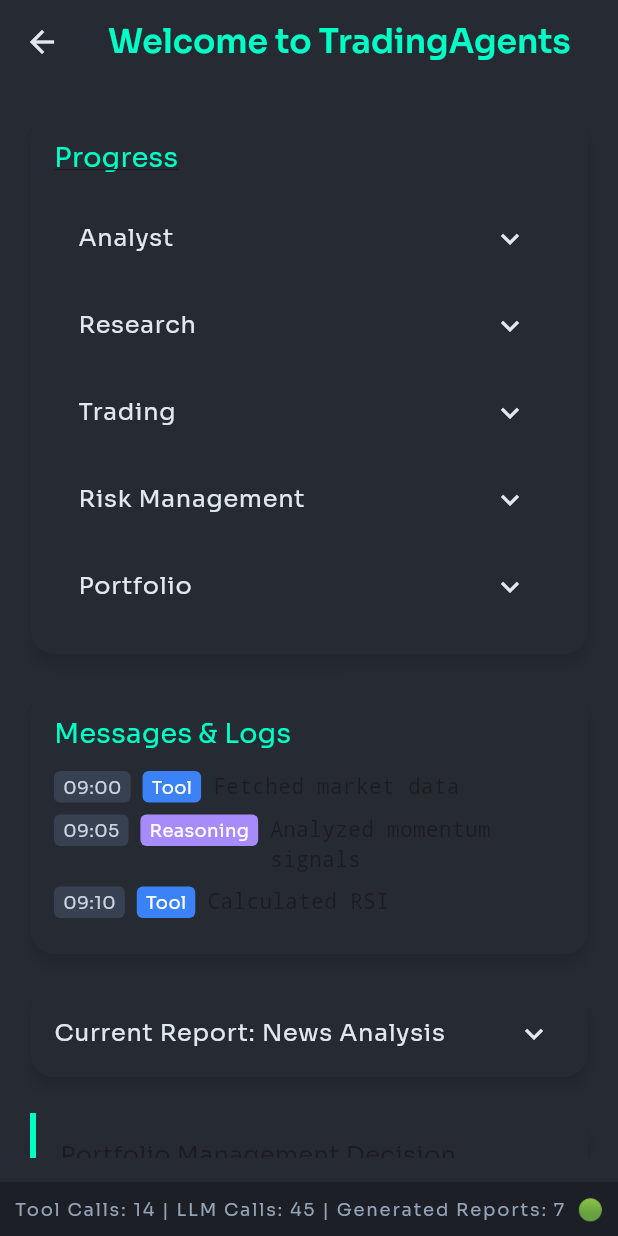
After one commit to amritrajpaul/LetAgents_DYOR, a Flutter app: the DashboardScreen screen opened by its route, on a phone screen of 412 x 824 dp. The commit adds this screen. Run offline on Flutter 3.47's test engine with Material 3 defaults, Android fonts, the phone set to English and light mode, and no system bars; our stand-ins replace google_fonts, shared_preferences; accounts and stored records are empty.

Commit message:
Add Material 3 dashboard screen

```diff
--- /dev/null
+++ b/mobile/lib/dashboard_screen.dart
@@ -0,0 +1,345 @@
+import 'package:flutter/material.dart';
+import 'package:google_fonts/google_fonts.dart';
+
+class DashboardScreen extends StatelessWidget {
+  DashboardScreen({super.key});
+
+  final Map<String, List<Map<String, String>>> _teams = {
+    'Analyst': [
+      {'agent': 'Alice', 'role': 'Lead', 'status': 'Completed'},
+      {'agent': 'Bob', 'role': 'Analyst', 'status': 'In Progress'},
+    ],
+    'Research': [
+      {'agent': 'Eve', 'role': 'Lead', 'status': 'Pending'},
+    ],
+    'Trading': [
+      {'agent': 'Charlie', 'role': 'Trader', 'status': 'Completed'},
+    ],
+    'Risk Management': [
+      {'agent': 'Dave', 'role': 'Manager', 'status': 'In Progress'},
+    ],
+    'Portfolio': [
+      {'agent': 'Mallory', 'role': 'Advisor', 'status': 'Pending'},
+    ],
+  };
+
+  final List<Map<String, String>> _logs = [
+    {
+      'time': '09:00',
+      'type': 'Tool',
+      'content': 'Fetched market data'
+    },
+    {
+      'time': '09:05',
+      'type': 'Reasoning',
+      'content': 'Analyzed momentum signals'
+    },
+    {
+      'time': '09:10',
+      'type': 'Tool',
+      'content': 'Calculated RSI'
+    },
+  ];
+
+  Color _statusColor(String status) {
+    switch (status) {
+      case 'Completed':
+        return const Color(0xFF5DFF8D);
+      case 'In Progress':
+        return const Color(0xFFF6C945);
+      default:
+        return const Color(0xFF9CA3AF);
+    }
+  }
+
+  Widget _buildStatusChip(String status) {
+    return Container(
+      padding: const EdgeInsets.symmetric(horizontal: 8, vertical: 4),
+      decoration: BoxDecoration(
+        color: _statusColor(status),
+        borderRadius: BorderRadius.circular(8),
+      ),
+      child: Text(
+        status,
+        style: const TextStyle(color: Colors.black, fontSize: 12),
+      ),
+    );
+  }
+
+  @override
+  Widget build(BuildContext context) {
+    final isWide = MediaQuery.of(context).size.width >= 600;
+    final progress = _buildProgress();
+    final messages = _buildMessages();
+    final report = _buildReport();
+    final decision = _buildDecision();
+    return Scaffold(
+      appBar: AppBar(
+        title: Text(
+          'Welcome to TradingAgents',
+          style: GoogleFonts.sora(
+            fontWeight: FontWeight.w600,
+            color: Theme.of(context).colorScheme.primary,
+          ),
+        ),
+        backgroundColor:
+            Theme.of(context).colorScheme.surface.withOpacity(0.3),
+        elevation: 0,
+      ),
+      body: Padding(
+        padding: const EdgeInsets.all(16),
+        child: LayoutBuilder(
+          builder: (context, constraints) {
+            if (constraints.maxWidth >= 600) {
+              return Row(
+                crossAxisAlignment: CrossAxisAlignment.start,
+                children: [
+                  Expanded(
+                    child: ListView(
+                      children: [progress, const SizedBox(height: 16), report, const SizedBox(height:16), decision],
+                    ),
+                  ),
+                  const SizedBox(width: 16),
+                  Expanded(child: messages),
+                ],
+              );
+            } else {
+              return ListView(
+                children: [
+                  progress,
+                  const SizedBox(height: 16),
+                  messages,
+                  const SizedBox(height: 16),
+                  report,
+                  const SizedBox(height: 16),
+                  decision,
+                ],
+              );
+            }
+          },
+        ),
+      ),
+      bottomNavigationBar: _buildFooter(),
+    );
+  }
+
+  Widget _buildProgress() {
+    return Card(
+      child: Padding(
+        padding: const EdgeInsets.all(16),
+        child: Column(
+          crossAxisAlignment: CrossAxisAlignment.start,
+          children: [
+            Text(
+              'Progress',
+              style: GoogleFonts.sora(
+                color: const Color(0xFF00FFC6),
+                fontSize: 18,
+                decoration: TextDecoration.underline,
+              ),
+            ),
+            const SizedBox(height: 12),
+            ..._teams.entries.map(
+              (e) => ExpansionTile(
+                title: Text(e.key),
+                children: e.value
+                    .map(
+                      (m) => ListTile(
+                        title: Text(m['agent']!),
+                        subtitle: Text(m['role']!),
+                        trailing: _buildStatusChip(m['status']!),
+                      ),
+                    )
+                    .toList(),
+              ),
+            ),
+          ],
+        ),
+      ),
+    );
+  }
+
+  Widget _buildMessages() {
+    return Card(
+      child: Padding(
+        padding: const EdgeInsets.all(16),
+        child: Column(
+          crossAxisAlignment: CrossAxisAlignment.start,
+          children: [
+            Text(
+              'Messages & Logs',
+              style: GoogleFonts.sora(
+                color: const Color(0xFF00FFC6),
+                fontSize: 18,
+              ),
+            ),
+            const SizedBox(height: 12),
+            ..._logs.map((log) {
+              final typeColor = log['type'] == 'Tool'
+                  ? const Color(0xFF3B82F6)
+                  : const Color(0xFFA78BFA);
+              return Padding(
+                padding: const EdgeInsets.only(bottom: 8),
+                child: Row(
+                  crossAxisAlignment: CrossAxisAlignment.start,
+                  children: [
+                    Container(
+                      padding:
+                          const EdgeInsets.symmetric(horizontal: 6, vertical: 2),
+                      decoration: BoxDecoration(
+                        color: const Color(0xFF374151),
+                        borderRadius: BorderRadius.circular(4),
+                      ),
+                      child: Text(log['time']!,
+                          style: const TextStyle(fontSize: 12, color: Color(0xFFCBD5E1))),
+                    ),
+                    const SizedBox(width: 8),
+                    Container(
+                      padding:
+                          const EdgeInsets.symmetric(horizontal: 6, vertical: 2),
+                      decoration: BoxDecoration(
+                        color: typeColor,
+                        borderRadius: BorderRadius.circular(4),
+                      ),
+                      child: Text(log['type']!,
+                          style: const TextStyle(fontSize: 12, color: Colors.white)),
+                    ),
+                    const SizedBox(width: 8),
+                    Expanded(
+                      child: Text(
+                        log['content']!,
+                        style: const TextStyle(fontFamily: 'monospace'),
+                      ),
+                    ),
+                  ],
+                ),
+              );
+            }),
+          ],
+        ),
+      ),
+    );
+  }
+
+  Widget _buildReport() {
+    return Card(
+      child: ExpansionTile(
+        title: const Text('Current Report: News Analysis'),
+        childrenPadding: const EdgeInsets.all(16),
+        children: [
+          _reportSection('🧠 Macro Environment', [
+            'Interest rates remain steady',
+            'Inflation expectations cooling'
+          ]),
+          const SizedBox(height: 8),
+          _reportSection('🌍 Global Stock Performance', [
+            'Asian markets mixed',
+            'US futures trending up'
+          ]),
+          const SizedBox(height: 8),
+          _reportSection('⚠️ Trade & Geopolitics', [
+            'New tariffs announced',
+            'Ongoing supply chain issues'
+          ]),
+          const SizedBox(height: 8),
+          _reportSection('📈 Sector-Specific View', [
+            'Tech showing resilience',
+            'Energy pulling back'
+          ]),
+          const SizedBox(height: 8),
+          _reportSection('🧩 Summary', [
+            'Overall outlook cautious',
+          ]),
+        ],
+      ),
+    );
+  }
+
+  Widget _reportSection(String title, List<String> items) {
+    return Column(
+      crossAxisAlignment: CrossAxisAlignment.start,
+      children: [
+        Text(
+          title,
+          style: const TextStyle(
+            fontWeight: FontWeight.w600,
+            color: Color(0xFF00FFC6),
+          ),
+        ),
+        const SizedBox(height: 4),
+        ...items.map((i) => Row(
+              children: [
+                const Text('• '),
+                Expanded(child: Text(i)),
+              ],
+            )),
+      ],
+    );
+  }
+
+  Widget _buildDecision() {
+    return Card(
+      child: Container(
+        padding: const EdgeInsets.all(16),
+        decoration: const BoxDecoration(
+          border: Border(left: BorderSide(color: Color(0xFF00FFC6), width: 4)),
+        ),
+        child: Column(
+          crossAxisAlignment: CrossAxisAlignment.start,
+          children: [
+            Text(
+              'Portfolio Management Decision',
+              style: GoogleFonts.sora(fontSize: 16),
+            ),
+            const SizedBox(height: 8),
+            Row(
+              children: const [
+                Text('Risky Analyst: ',
+                    style: TextStyle(color: Color(0xFFA3E635))),
+                Text('Buy more tech')
+              ],
+            ),
+            const SizedBox(height: 4),
+            Row(
+              children: const [
+                Text('Safe Analyst: ',
+                    style: TextStyle(color: Color(0xFFF87171))),
+                Text('Hold cash')
+              ],
+            ),
+            const SizedBox(height: 4),
+            Row(
+              children: const [
+                Text('Neutral Analyst: ',
+                    style: TextStyle(color: Color(0xFFFBBF24))),
+                Text('Wait and see')
+              ],
+            ),
+            const SizedBox(height: 8),
+            const Text('Rationale: momentum fading.'),
+            const Text('Deployment: scale in slowly.'),
+            const Text('Entry Triggers: break above resistance.'),
+          ],
+        ),
+      ),
+    );
+  }
+
+  Widget _buildFooter() {
+    return Container(
+      padding: const EdgeInsets.all(8),
+      color: const Color(0xFF1c1f26),
+      child: Row(
+        mainAxisAlignment: MainAxisAlignment.center,
+        children: const [
+          Text(
+            'Tool Calls: 14 | LLM Calls: 45 | Generated Reports: 7 ',
+            style: TextStyle(letterSpacing: 1.2, color: Color(0xFF94A3B8), fontSize: 12),
+          ),
+          SizedBox(width: 4),
+          Text('🟢'),
+        ],
+      ),
+    );
+  }
+}
--- a/mobile/lib/main.dart
+++ b/mobile/lib/main.dart
@@ -5,6 +5,8 @@ import 'history_screen.dart';
 import 'login_screen.dart';
 import 'register_screen.dart';
 import 'services/auth_service.dart';
+import 'dashboard_screen.dart';
+import 'package:google_fonts/google_fonts.dart';
 
 Future<void> main() async {
   WidgetsFlutterBinding.ensureInitialized();
@@ -19,18 +21,31 @@ class LetAgentsDYORApp extends StatelessWidget {
   Widget build(BuildContext context) {
     return MaterialApp(
       title: 'LetAgentsDYOR',
-      theme: ThemeData.dark().copyWith(
-        colorScheme: ColorScheme.fromSeed(
-          seedColor: Colors.cyan,
-          brightness: Brightness.dark,
+      theme: ThemeData(
+        useMaterial3: true,
+        brightness: Brightness.dark,
+        colorScheme: const ColorScheme.dark(
+          primary: Color(0xFF00FFC6),
+          background: Color(0xFF1c1f26),
+          surface: Color(0xFF262b33),
+          onSurface: Color(0xFFE2E8F0),
+          secondary: Color(0xFFA0AEC0),
         ),
-        useMaterial3: true,
+        textTheme: GoogleFonts.soraTextTheme(),
+        cardTheme: CardTheme(
+          color: const Color(0xFF262b33),
+          shape:
+              RoundedRectangleBorder(borderRadius: BorderRadius.circular(16)),
+          elevation: 4,
+          shadowColor: Colors.black54,
+        ),
       ),
-      home: AuthService.token == null ? const LoginScreen() : const AnalysisScreen(),
+      home: AuthService.token == null ? const LoginScreen() : DashboardScreen(),
       routes: {
         '/login': (_) => const LoginScreen(),
         '/register': (_) => const RegisterScreen(),
         '/analysis': (_) => const AnalysisScreen(),
+        '/dashboard': (_) => DashboardScreen(),
         '/history': (_) => const HistoryScreen(),
       },
     );
--- a/mobile/pubspec.yaml
+++ b/mobile/pubspec.yaml
@@ -36,6 +36,7 @@ dependencies:
   cupertino_icons: ^1.0.8
   http: ^1.2.1
   shared_preferences: ^2.2.2
+  google_fonts: ^6.1.0
 
 dev_dependencies:
   # The "flutter_lints" package below contains a set of recommended lints to
```
